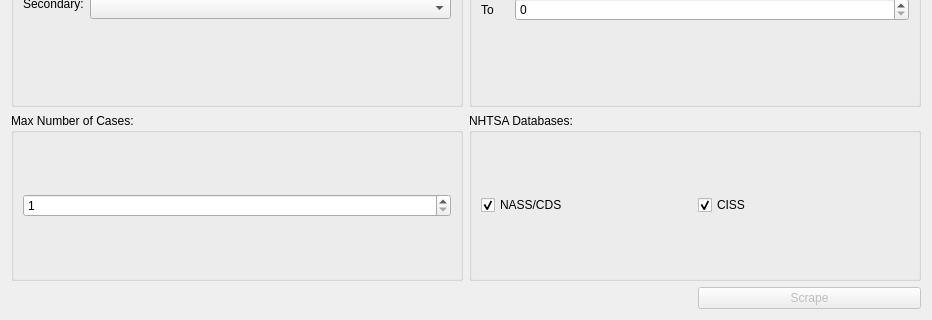
This is src/app/ui/ScrapeMenu.ui in caden-maxwell/nhtsa-scrape as Qt 5 draws it before an edit; both pictures show x 0 to 932 and y 273 to 593 of the 932 by 593 pixel window. The edited form follows.
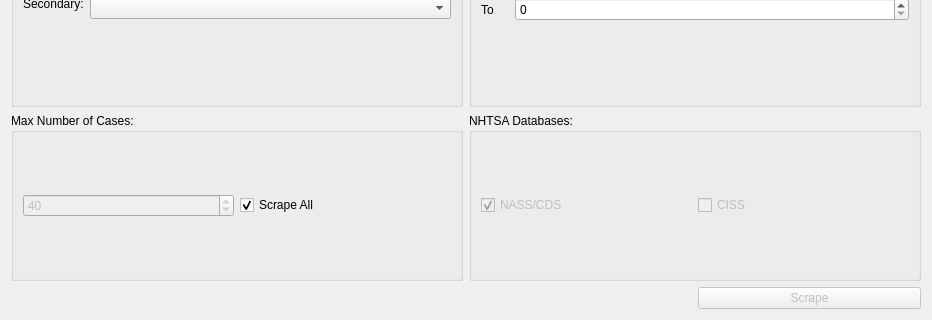
This is the edited form.

Commit message: Added "no limit" button to scrape menu Moved some things around to be more consistent Cleaned up some unused stuff

Patch:
```diff
--- a/src/app/ui/ScrapeMenu.ui
+++ b/src/app/ui/ScrapeMenu.ui
@@ -265,6 +265,9 @@
        <layout class="QHBoxLayout" name="horizontalLayout">
         <item>
          <widget class="QCheckBox" name="nassCheckbox">
+          <property name="enabled">
+           <bool>false</bool>
+          </property>
           <property name="text">
            <string>NASS/CDS</string>
           </property>
@@ -275,12 +278,12 @@
         </item>
         <item>
          <widget class="QCheckBox" name="cissCheckbox">
+          <property name="enabled">
+           <bool>false</bool>
+          </property>
           <property name="text">
            <string>CISS</string>
           </property>
-          <property name="checked">
-           <bool>true</bool>
-          </property>
          </widget>
         </item>
        </layout>
@@ -294,11 +297,27 @@
        <layout class="QHBoxLayout" name="horizontalLayout_4">
         <item>
          <widget class="QSpinBox" name="casesSpin">
+          <property name="enabled">
+           <bool>false</bool>
+          </property>
           <property name="minimum">
            <number>1</number>
           </property>
           <property name="maximum">
            <number>999999999</number>
+          </property>
+          <property name="value">
+           <number>40</number>
+          </property>
+         </widget>
+        </item>
+        <item>
+         <widget class="QCheckBox" name="noMaxCheckbox">
+          <property name="text">
+           <string>Scrape All</string>
+          </property>
+          <property name="checked">
+           <bool>true</bool>
           </property>
          </widget>
         </item>
```
The commit also changes 6 other files.
